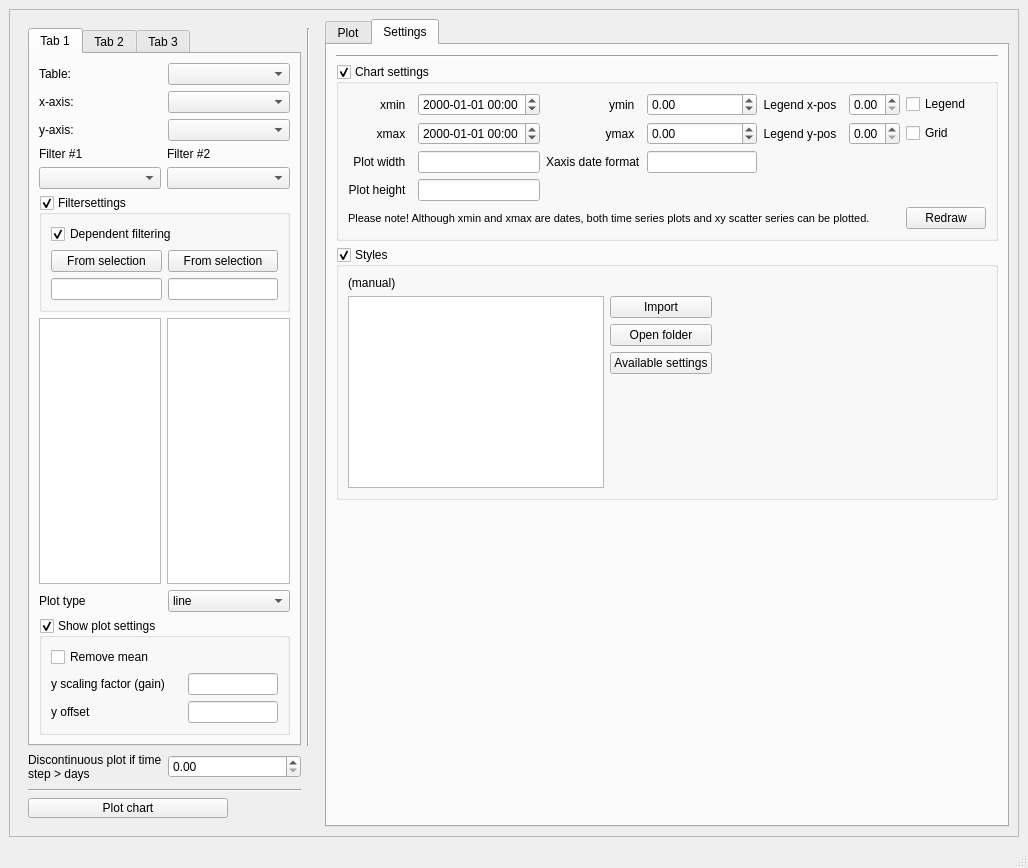
Old version of the form ui/customplotdialog.ui in the repository jkall/qgis-midvatten-plugin.
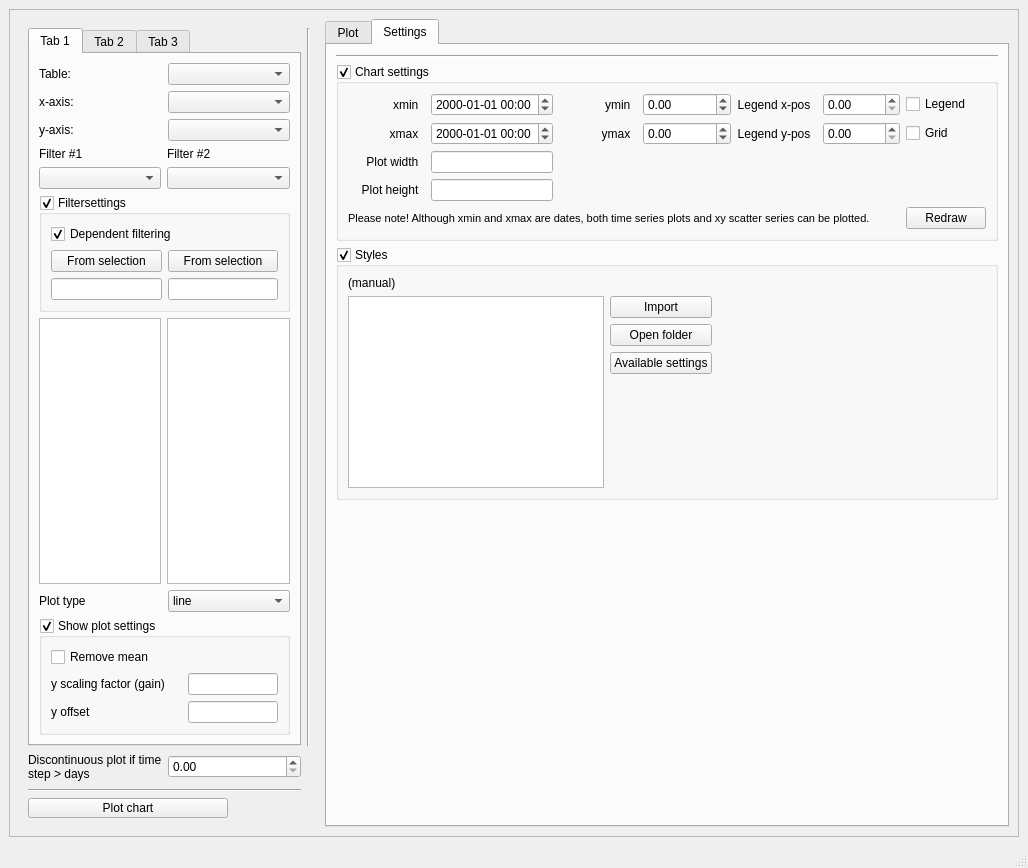
New version of the form. The open tabs and pages were chosen to show the change.

The edit to the form file:
```diff
--- a/ui/customplotdialog.ui
+++ b/ui/customplotdialog.ui
@@ -25,8 +25,8 @@
         <rect>
          <x>0</x>
          <y>0</y>
-         <width>1077</width>
-         <height>794</height>
+         <width>996</width>
+         <height>821</height>
         </rect>
        </property>
        <layout class="QHBoxLayout" name="horizontalLayout_2">
@@ -2296,20 +2296,6 @@
                      </property>
                     </widget>
                    </item>
-                   <item row="2" column="2">
-                    <widget class="QLabel" name="label_19">
-                     <property name="text">
-                      <string>Xaxis date format</string>
-                     </property>
-                    </widget>
-                   </item>
-                   <item row="2" column="3">
-                    <widget class="QLineEdit" name="xaxis_dateformat">
-                     <property name="toolTip">
-                      <string>Use python date formats ex: %Y-%m-%d %H:%M:%S.</string>
-                     </property>
-                    </widget>
-                   </item>
                   </layout>
                  </item>
                 </layout>
```
Left out of the diff: 4 changed lines with no effect on the pictures.
